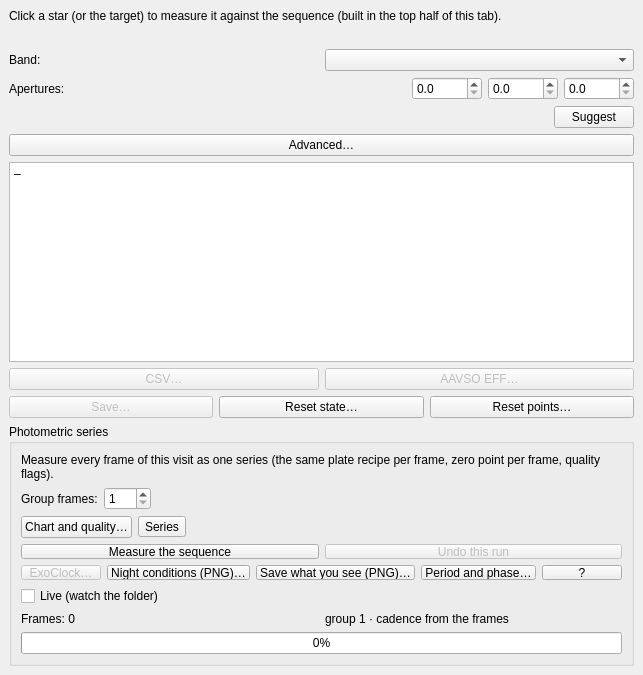
Above: nightscribe/gui/ui/ufe_measure_tab.ui from irydeo/nightscribe before the change. Below: the same form after it.
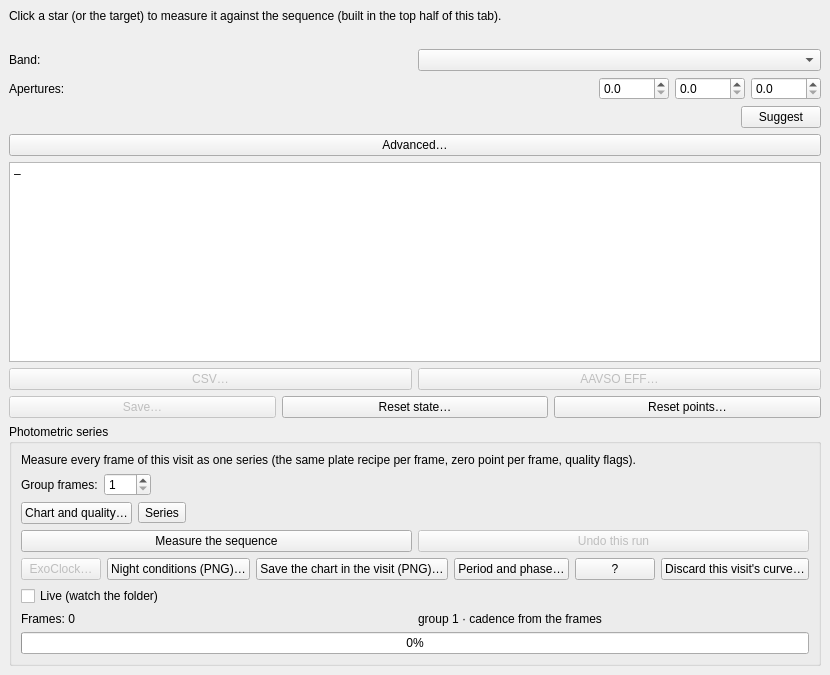
That is the form after the change.

Commit message: workbench: the visit's curve is not measured twice (D)

Patch:
```diff
--- a/nightscribe/gui/ui/ufe_measure_tab.ui
+++ b/nightscribe/gui/ui/ufe_measure_tab.ui
@@ -402,7 +402,7 @@
               <string>Save the curve exactly as you see it: the window you zoomed to, the points you selected or excluded, the fixed range if you set one. What is on screen is what lands in the file</string>
              </property>
              <property name="text">
-              <string>Save what you see (PNG)…</string>
+              <string>Save the chart in the visit (PNG)…</string>
              </property>
             </widget>
            </item>
@@ -426,6 +426,16 @@
              </property>
             </widget>
            </item>
+           <item>
+            <widget class="QPushButton" name="btn_series_discard">
+             <property name="toolTip">
+              <string>Undo every series run of this visit and start the curve from scratch: its points go and the runs stay marked as undone. The frames are never touched, so measuring again is one click</string>
+             </property>
+             <property name="text">
+              <string>Discard this visit's curve…</string>
+             </property>
+            </widget>
+           </item>
           </layout>
          </item>
         </layout>
```
Left out of the diff: 2 changed lines with no effect on the pictures. The commit also changes 10 other files.
